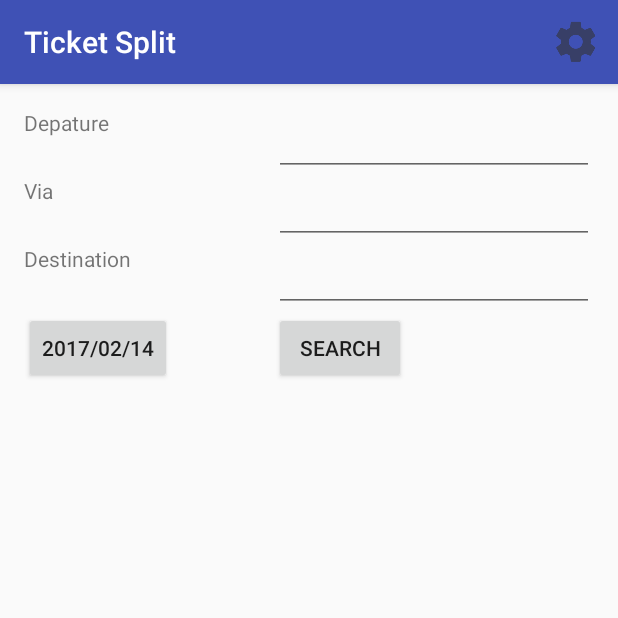
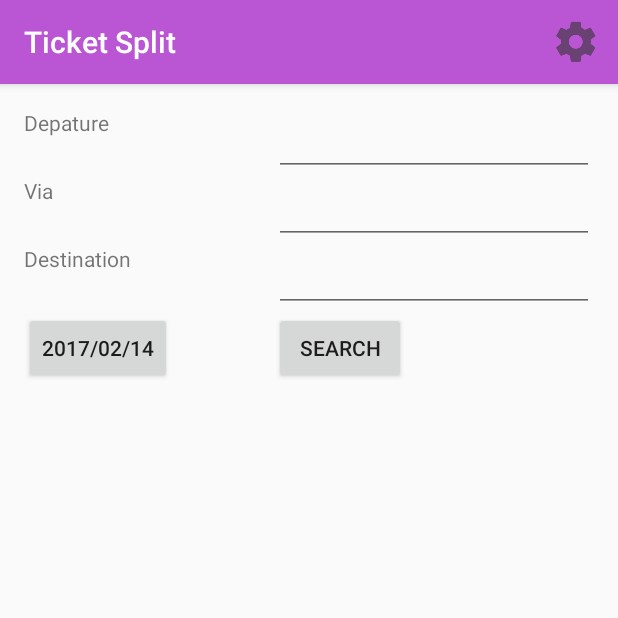
Before and after one commit to hiyuki2578/devcamp2016-b, an Android app: the screen it shows after launch (MainActivity), on a phone screen of 412 x 824 dp, the top half of it. Run offline under Robolectric (Android 15) with nearby library versions, the phone set to English and light mode, and no system bars; our stand-ins replace Volley; libraries missing offline, so code that uses them is left out: com.deploygate.sdk; 2 statements that could not run were skipped.

Commit message:
change color

```diff
--- a/app/src/main/res/values/colors.xml
+++ b/app/src/main/res/values/colors.xml
@@ -1,6 +1,6 @@
 <?xml version="1.0" encoding="utf-8"?>
 <resources>
-	<color name="colorPrimary">#3F51B5</color>
-	<color name="colorPrimaryDark">#303F9F</color>
+	<color name="colorPrimary">#BA55D3</color>
+	<color name="colorPrimaryDark">#9932CC</color>
 	<color name="colorAccent">#FF4081</color>
 </resources>
```
Also changed, not shown: app/src/main/java/jp/android_group/student/ticketsplit/MainActivity.java (line endings or trailing spaces).
